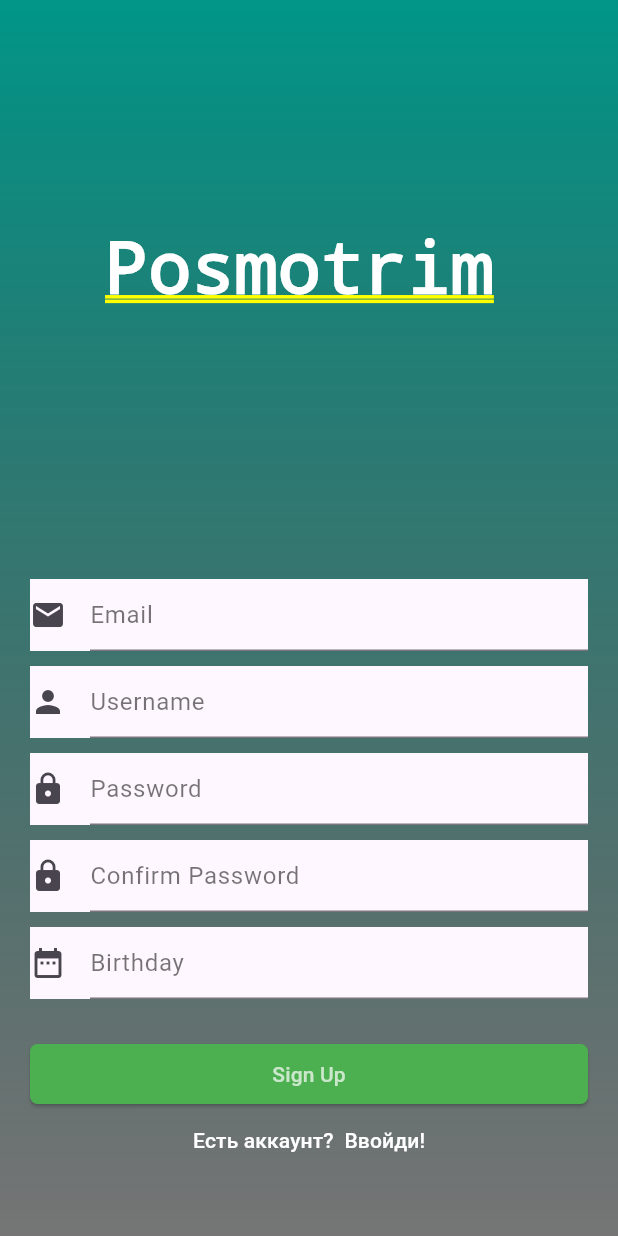
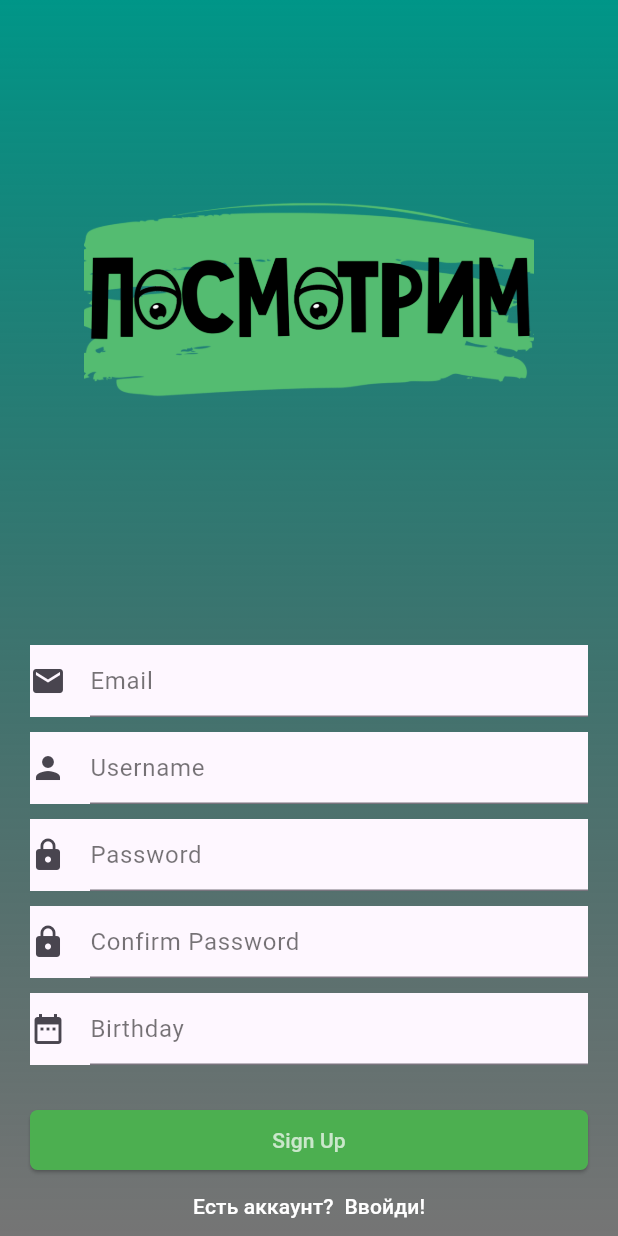
Before and after one commit to DanilZmievskiy/posmotrim_app, a Flutter app: the screen it shows after launch, after a tap on an icon or button, on a phone screen of 412 x 824 dp. Run offline on Flutter 3.47's test engine with Material 3 defaults, Android fonts, the phone set to English and light mode, and no system bars; our stand-ins replace flutter_dotenv, google_nav_bar, shared_preferences; network calls fail.

Commit message:
Keyboard overflow fixed

```diff
--- a/lib/signin_page.dart
+++ b/lib/signin_page.dart
@@ -32,7 +32,12 @@ class _SignInPageState extends State<SignInPage> {
           end: Alignment.bottomCenter
         ),
       ),
-      child: _isLoading ? Center(child: CircularProgressIndicator()) : ListView(
+      child: _isLoading ? Center(child: CircularProgressIndicator()) : Scaffold(
+        backgroundColor: Colors.transparent,
+        body: SingleChildScrollView(
+          child: Column(
+            mainAxisAlignment: MainAxisAlignment.center,
+            mainAxisSize: MainAxisSize.max,
             children: <Widget>[
               headerSection(),
               textSection(),
@@ -45,13 +50,19 @@ class _SignInPageState extends State<SignInPage> {
               ),
             ],
           ),
+        ),
+      ),
     );
   }
 
   Container headerSection() {
     return Container(
-      padding: EdgeInsets.symmetric(horizontal: 70.0, vertical: 150.0),
-      child: Text("Posmotrim", style: TextStyle(color: Colors.white)),
+      padding: EdgeInsets.symmetric(horizontal: 10.0, vertical: 100.0),
+      child: Image.asset(
+        "lib/images/logo.png",
+        height: 200,
+        width: 300,
+      )
     );
   }
 
--- a/lib/sigup_page.dart
+++ b/lib/sigup_page.dart
@@ -31,7 +31,12 @@ class _SignUpPageState extends State<SignUpPage> {
             end: Alignment.bottomCenter
         ),
       ),
-      child: _isLoading ? Center(child: CircularProgressIndicator()) : ListView(
+      child: _isLoading ? Center(child: CircularProgressIndicator()) : Scaffold(
+        backgroundColor: Colors.transparent,
+        body: SingleChildScrollView(
+          child: Column(
+            mainAxisAlignment: MainAxisAlignment.center,
+            mainAxisSize: MainAxisSize.max,
             children: <Widget>[
               headerSection(),
               textSection(),
@@ -44,13 +49,19 @@ class _SignUpPageState extends State<SignUpPage> {
               ),
             ],
           ),
+        )
+      )
     );
   }
 
   Container headerSection() {
     return Container(
-      padding: EdgeInsets.symmetric(horizontal: 70.0, vertical: 150.0),
-      child: Text("Posmotrim", style: TextStyle(color: Colors.white)),
+      padding: EdgeInsets.symmetric(horizontal: 10.0, vertical: 100.0),
+      child: Image.asset(
+        "lib/images/logo.png",
+        height: 200,
+        width: 300,
+      ),
     );
   }
 
--- a/pubspec.yaml
+++ b/pubspec.yaml
@@ -66,6 +66,7 @@ flutter:
   # To add assets to your application, add an assets section, like this:
   assets:
     - .env
+    - lib/images/logo.png
   #   - images/a_dot_burr.jpeg
   #   - images/a_dot_ham.jpeg
 
```
Also changed, not shown: lib/images/logo.png (added). Lines whose indentation alone changed are shown as unchanged.
